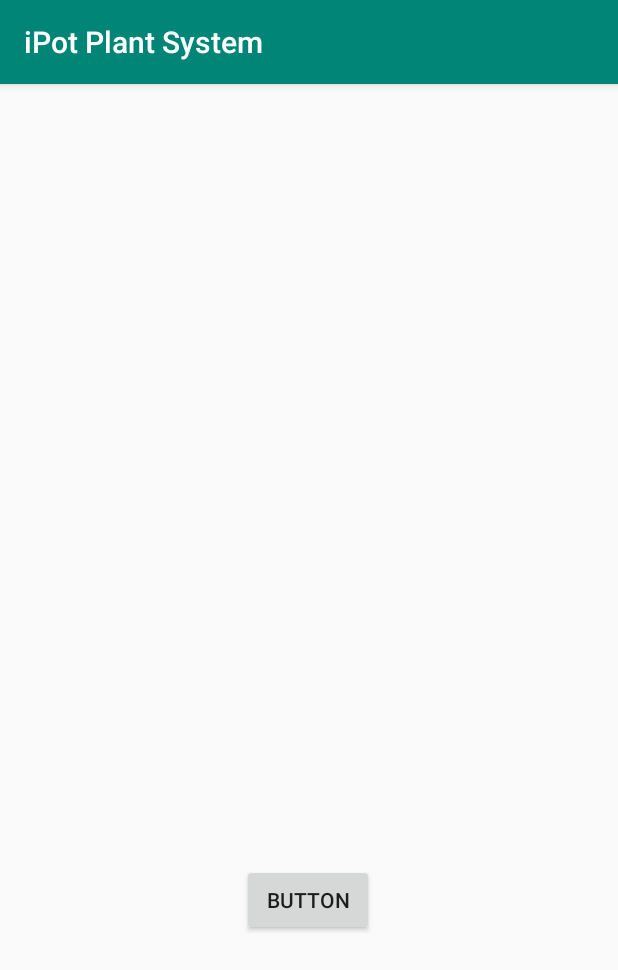
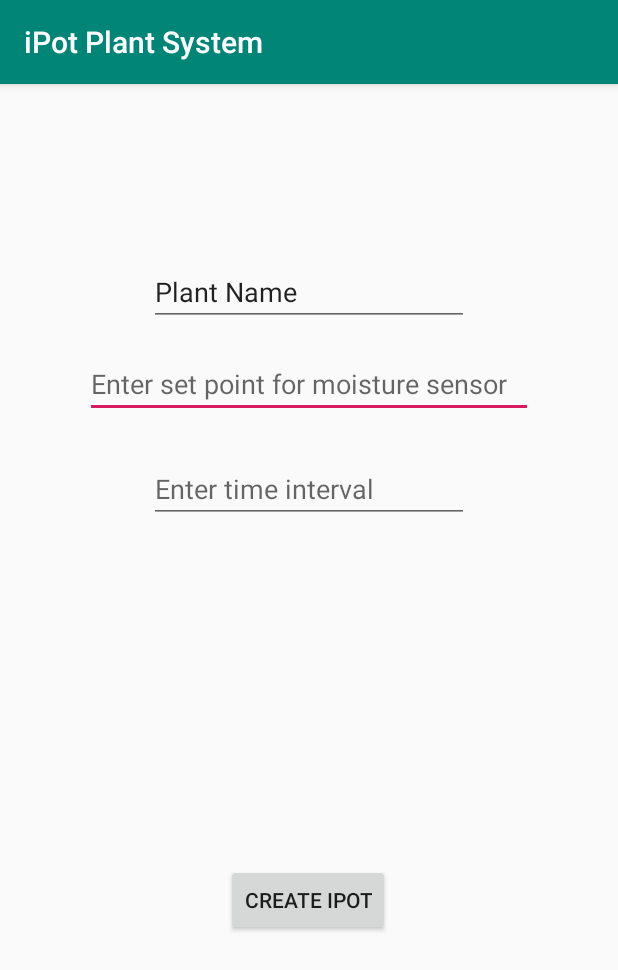
Before and after one commit to chowed85/iPot, an Android app: the SetPointPot screen opened directly, with no data from a screen before it, on a phone screen of 412 x 824 dp. Shown: the top 970 px of the screen. Run offline under Robolectric (Android 15) with nearby library versions, the phone set to English and light mode, and no system bars.

Commit message:
Added iPot initialize fields

```diff
--- a/iPot2/app/src/main/res/layout/activity_set_point_pot.xml
+++ b/iPot2/app/src/main/res/layout/activity_set_point_pot.xml
@@ -10,10 +10,54 @@
         android:id="@+id/createPot"
         android:layout_width="wrap_content"
         android:layout_height="wrap_content"
+        android:layout_marginStart="16dp"
+        android:layout_marginLeft="16dp"
+        android:layout_marginEnd="16dp"
+        android:layout_marginRight="16dp"
         android:layout_marginBottom="200dp"
-        android:text="Button"
+        android:text="Create iPot"
         app:layout_constraintBottom_toBottomOf="parent"
         app:layout_constraintEnd_toEndOf="parent"
         app:layout_constraintHorizontal_bias="0.498"
         app:layout_constraintStart_toStartOf="parent" />
+
+    <EditText
+        android:id="@+id/setMoist"
+        android:layout_width="wrap_content"
+        android:layout_height="wrap_content"
+        android:layout_marginTop="16dp"
+        android:ems="14"
+        android:hint="Enter set point for moisture sensor"
+        android:inputType="numberDecimal"
+        app:layout_constraintEnd_toEndOf="parent"
+        app:layout_constraintStart_toStartOf="parent"
+        app:layout_constraintTop_toBottomOf="@+id/plantName" />
+
+    <EditText
+        android:id="@+id/setTint"
+        android:layout_width="wrap_content"
+        android:layout_height="wrap_content"
+        android:ems="10"
+        android:hint="Enter time interval"
+        android:inputType="numberDecimal"
+        app:layout_constraintBottom_toTopOf="@+id/createPot"
+        app:layout_constraintEnd_toEndOf="parent"
+        app:layout_constraintStart_toStartOf="parent"
+        app:layout_constraintTop_toBottomOf="@+id/setMoist"
+        app:layout_constraintVertical_bias="0.097" />
+
+    <EditText
+        android:id="@+id/plantName"
+        android:layout_width="wrap_content"
+        android:layout_height="wrap_content"
+        android:layout_marginTop="116dp"
+        android:ems="10"
+        android:hint="Enter a name for iPot"
+        android:inputType="textPersonName"
+        android:text="Plant Name"
+        app:layout_constraintBottom_toTopOf="@+id/setMoist"
+        app:layout_constraintEnd_toEndOf="parent"
+        app:layout_constraintStart_toStartOf="parent"
+        app:layout_constraintTop_toTopOf="parent" />
+
 </androidx.constraintlayout.widget.ConstraintLayout>
```
